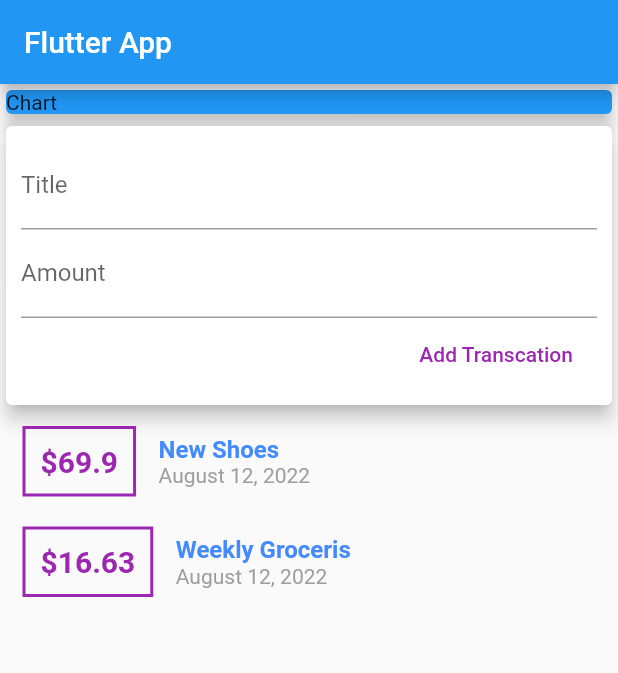
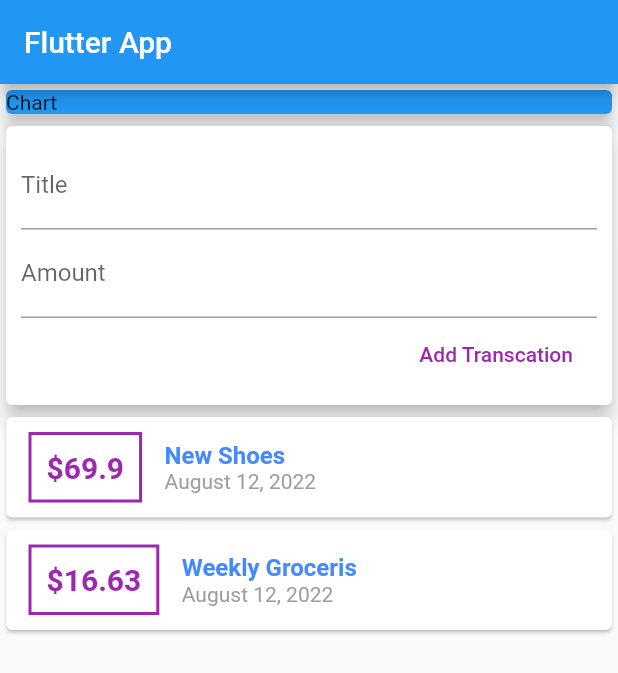
Before and after one commit to yasser2020/expense_planner, a Flutter app: the screen it shows after launch, on a phone screen of 412 x 824 dp. Shown: the top 673 px of the screen. Run offline on Flutter 3.47's test engine with Material 2 defaults, Android fonts, the phone set to English and light mode, and no system bars.

Commit message:
add ListView

```diff
--- a/lib/main.dart
+++ b/lib/main.dart
@@ -37,7 +37,7 @@ class MyHomePage extends StatelessWidget {
               elevation: 5,
             ),
           ),
-          SingleChildScrollView(child: UserTransactions()),
+          UserTransactions(),
 
         ],
       ),
--- a/lib/widgets/transaction_list.dart
+++ b/lib/widgets/transaction_list.dart
@@ -12,10 +12,10 @@ class TransactionList extends StatelessWidget {
   Widget build(BuildContext context) {
     return Container(
       height: 300,
-      child: SingleChildScrollView(
-        child: Column(
-          children: transactions.map((tx) {
-            return Row(
+      child: ListView.builder(
+      itemBuilder: (context, index) {
+        return Card(
+            child: Row(
               children: [
                 Container(
                   margin: EdgeInsets.symmetric(vertical: 10, horizontal: 15),
@@ -23,7 +23,7 @@ class TransactionList extends StatelessWidget {
                       border: Border.all(width: 2, color: Colors.purple)),
                   padding: EdgeInsets.all(10),
                   child: Text(
-                    '\$${tx.amount}',
+                    '\$${transactions[index].amount}',
                     style: TextStyle(
                       fontWeight: FontWeight.bold,
                       fontSize: 20,
@@ -35,22 +35,23 @@ class TransactionList extends StatelessWidget {
                   crossAxisAlignment: CrossAxisAlignment.start,
                   children: [
                     Text(
-                      tx.title,
+                      transactions[index].title,
                       style: TextStyle(
                           fontWeight: FontWeight.bold,
                           fontSize: 16,
                           color: Colors.blueAccent),
                     ),
-                    Text(DateFormat.yMMMMd().format(tx.date),
+                    Text(DateFormat.yMMMMd().format(transactions[index].date),
                         style: TextStyle(
                           color: Colors.grey,
                         ))
                   ],
                 )
               ],
-            );
-          }).toList(),
-        ),
+            ),
+          );
+      },
+      itemCount: transactions.length,
       ),
     );
   }
```
